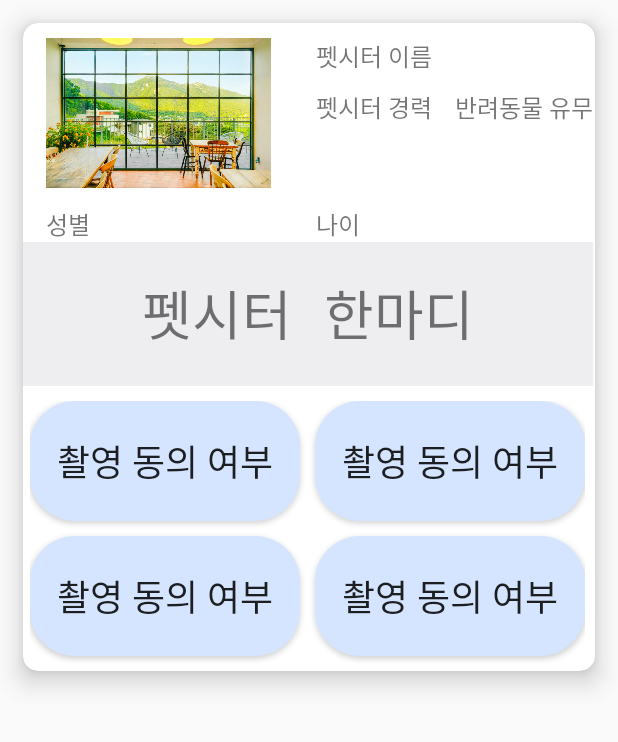
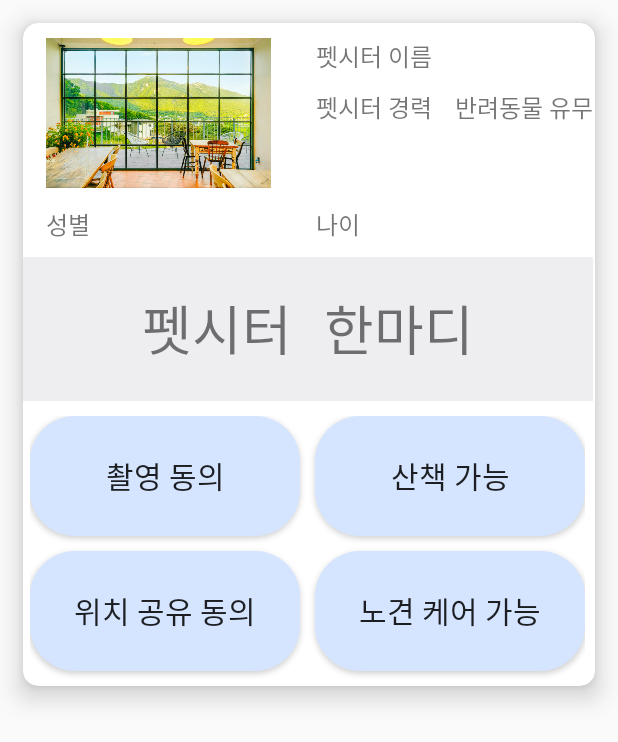
Before and after one commit to ehtjsv2/FitaPetService_Client_Personal_Version, an Android app: the layout dog_service_list.xml on its own in the app's theme, with its tools: preview values and no code run, on a phone screen of 412 x 824 dp. Shown: the top 742 px of the screen. Run offline under Robolectric (Android 15) with nearby library versions, the phone set to English and light mode, and no system bars.

Commit message:
dogservicefragment xml cardview fix

```diff
--- a/app/src/main/res/layout/dog_service_list.xml
+++ b/app/src/main/res/layout/dog_service_list.xml
@@ -23,7 +23,7 @@
             android:layout_marginTop="10dp">
 
             <ImageView
-                android:id="@+id/visit"
+                android:id="@+id/petsitterImage"
                 android:layout_width="180dp"
                 android:layout_height="100dp"
                 android:src="@drawable/example1"
@@ -37,7 +37,8 @@
                         android:layout_width="wrap_content"
                         android:layout_height="wrap_content"
                         android:text="펫시터 이름"
-                        android:textSize="16dp" />
+                        android:textSize="16dp"
+                        android:id="@+id/petsitterName"/>
 
                     <GridLayout
                         android:layout_width="wrap_content"
@@ -50,14 +51,16 @@
                             android:layout_width="wrap_content"
                             android:layout_height="wrap_content"
                             android:text="펫시터 경력"
-                            android:textSize="16dp" />
+                            android:textSize="16dp"
+                            android:id="@+id/petsitterCareer"/>
 
                         <TextView
                             android:layout_width="wrap_content"
                             android:layout_height="wrap_content"
                             android:text="반려동물 유무"
                             android:textSize="16dp"
-                            android:layout_marginStart="15dp"/>
+                            android:layout_marginStart="15dp"
+                            android:id="@+id/petsitterHavePet"/>
 
                     </GridLayout>
 
@@ -69,19 +72,21 @@
                 android:text="성별"
                 android:textSize="16dp"
                 android:layout_marginStart="15dp"
-                android:layout_marginTop="10dp"/>
+                android:layout_marginTop="10dp"
+                android:id="@+id/petsitterGender"/>
 
             <TextView
                 android:layout_width="wrap_content"
                 android:layout_height="wrap_content"
                 android:text="나이"
                 android:textSize="16dp"
-                android:layout_marginTop="10dp"/>
+                android:layout_marginTop="10dp"
+                android:id="@+id/petsitterAge"/>
 
         </GridLayout>
 
         <TextView
-            android:id="@+id/textView"
+            android:id="@+id/PetsitterText"
             android:layout_width="match_parent"
             android:layout_height="wrap_content"
             android:fontFamily="monospace"
@@ -90,7 +95,8 @@
             android:layout_gravity="center"
             android:gravity="center"
             android:background="@color/light_gray"
-            android:textSize="36sp"
+            android:textSize="36dp"
+            android:layout_marginTop="10dp"
             android:layout_marginBottom="10dp"/>
 
         <GridLayout
@@ -105,8 +111,8 @@
                 android:layout_width="180dp"
                 android:layout_height="80dp"
                 android:background="@drawable/solid_button"
-                android:text="촬영 동의 여부"
-                android:textSize="24dp"
+                android:text="촬영 동의"
+                android:textSize="20dp"
                 android:layout_marginBottom="10dp" />
 
             <Button
@@ -114,8 +120,8 @@
                 android:layout_width="180dp"
                 android:layout_height="80dp"
                 android:background="@drawable/solid_button"
-                android:text="촬영 동의 여부"
-                android:textSize="24dp"
+                android:text="산책 가능"
+                android:textSize="20dp"
                 android:layout_marginBottom="10dp"
                 android:layout_marginStart="10dp"/>
 
@@ -124,18 +130,17 @@
                 android:layout_width="180dp"
                 android:layout_height="80dp"
                 android:background="@drawable/solid_button"
-                android:text="촬영 동의 여부"
-                android:textSize="24dp"
-                android:layout_marginBottom="10dp"
-/>
+                android:text="위치 공유 동의"
+                android:textSize="20dp"
+                android:layout_marginBottom="10dp" />
 
             <Button
                 android:id="@+id/olddog"
                 android:layout_width="180dp"
                 android:layout_height="80dp"
                 android:background="@drawable/solid_button"
-                android:text="촬영 동의 여부"
-                android:textSize="24dp"
+                android:text="노견 케어 가능"
+                android:textSize="20dp"
                 android:layout_marginBottom="10dp"
                 android:layout_marginStart="10dp"/>
 
```
Also changed, not shown: app/src/main/java/com/example/fitapet/PetsitterList/DogServiceFragment.kt (+12 -10 lines), app/src/main/java/com/example/fitapet/PetsitterList/PetsitterAdapter.kt (+38 -44 lines), app/src/main/java/com/example/fitapet/PetsitterList/PetsitterCard.kt (added, +10 -0 lines), app/src/main/java/com/example/fitapet/PetsitterList/PetsitterRecyclerview.kt (added, +56 -0 lines), app/src/main/res/layout/fragment_dog_service.xml (+3 -18 lines).
